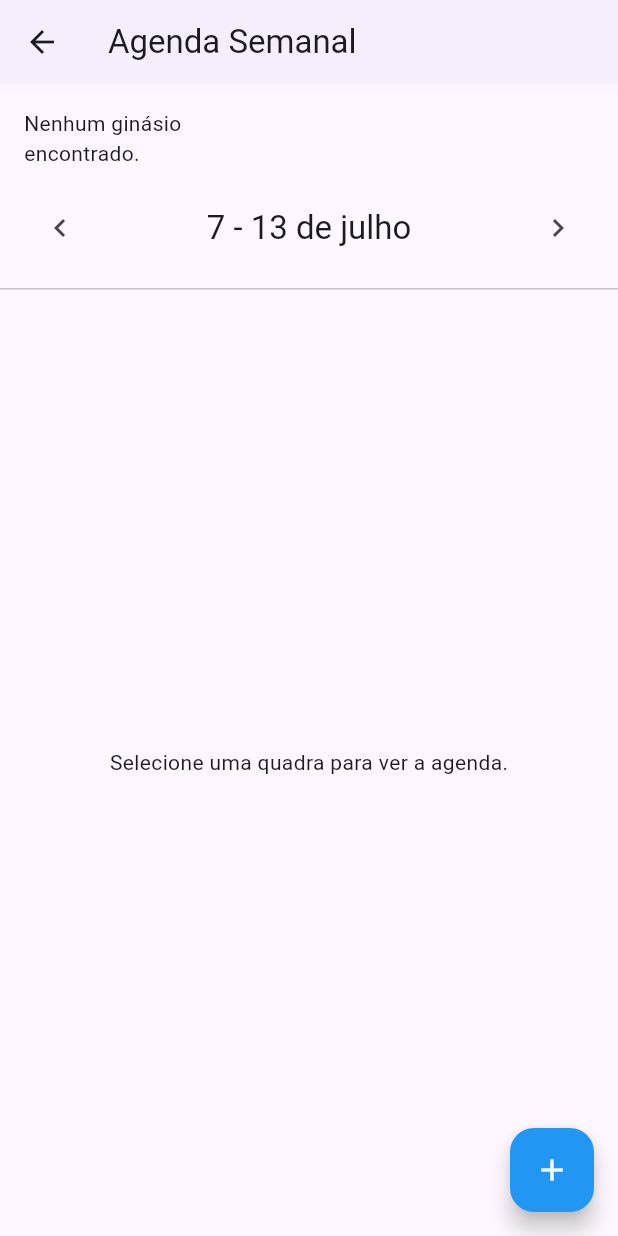
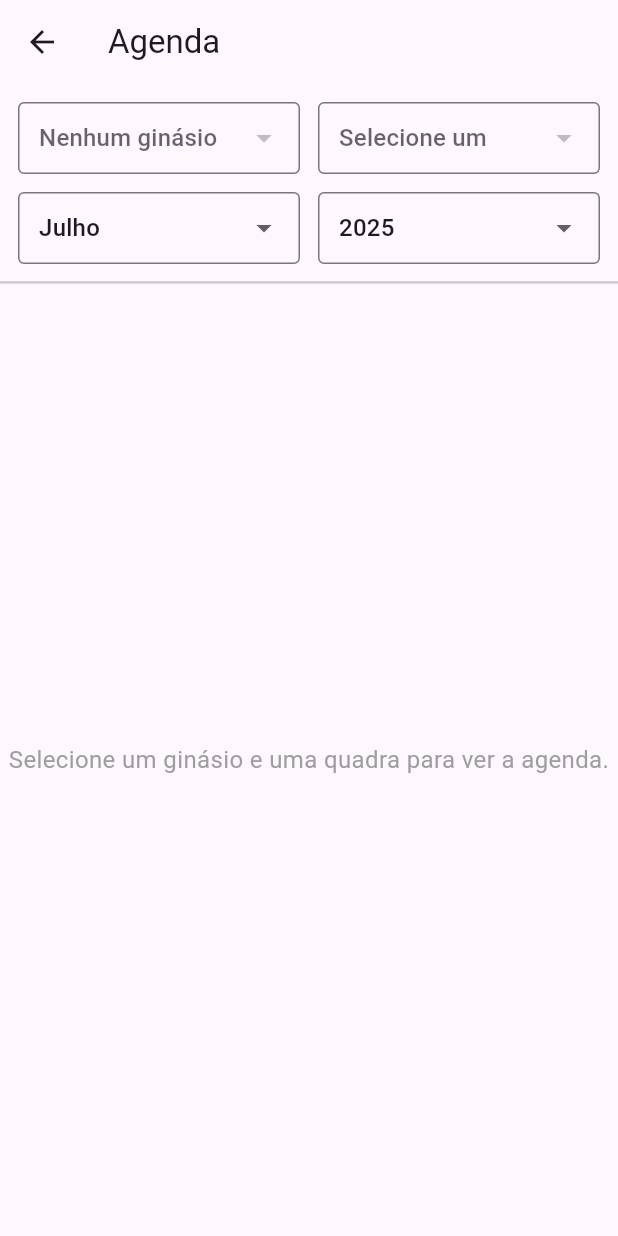
Before and after one commit to marandu-solutions/myapp, a Flutter app: the SchedulingScreen screen opened directly, on a phone screen of 412 x 824 dp. Run offline on Flutter 3.47's test engine with Material 3 defaults, Android fonts, the phone set to English and light mode, and no system bars; our stand-ins replace cloud_firestore, firebase_auth, firebase_core, firebase_storage, fl_chart, google_nav_bar and 2 more; accounts and stored records are empty.

```diff
--- a/lib/Screens/ Scheduling/Scheduling Screen/scheduling_screen.dart
+++ b/lib/Screens/ Scheduling/Scheduling Screen/scheduling_screen.dart
@@ -1,16 +1,15 @@
-// Arquivo: lib/Scheduling/SchedulingScreen/scheduling_screen.dart
+import 'package:flutter/material.dart';
+import 'package:syncfusion_flutter_calendar/calendar.dart';
+import 'package:intl/intl.dart'; // Importe para formatação de data
 
-import 'package:flutter/material.dart';
-import 'package:intl/intl.dart';
-
+// --- IMPORTAÇÕES DO SEU PROJETO ---
 import '../../../models/court_model.dart';
 import '../../../models/gym_model.dart';
 import '../../../models/reservation_model.dart';
 import '../../../services/court_service.dart';
 import '../../../services/gyms_service.dart';
 import '../../../services/reservataion_service.dart';
-import '../../Reservation/ReservationScreen/reservation_screen.dart';
-import 'components/week_schedule_view.dart';
+import '../../Reservation/ReservationDetails/reservation_details.dart';
 
 class SchedulingScreen extends StatefulWidget {
   const SchedulingScreen({Key? key}) : super(key: key);
@@ -20,210 +19,365 @@ class SchedulingScreen extends StatefulWidget {
 }
 
 class _SchedulingScreenState extends State<SchedulingScreen> {
+  // --- SERVICES ---
   final GymService _gymService = GymService();
   final CourtService _courtService = CourtService();
   final ReservationService _reservationService = ReservationService();
 
-  late Future<List<GymModel>> _gymsFuture;
-  Future<List<CourtModel>>? _courtsFuture;
-  Future<List<ReservationModel>>? _reservationsFuture;
-
+  // --- STATE MANAGEMENT ---
+  List<GymModel> _gyms = [];
+  List<CourtModel> _courts = [];
   GymModel? _selectedGym;
   CourtModel? _selectedCourt;
-  DateTime _focusedDate = DateTime.now();
+  bool _isLoadingGyms = true;
+  bool _isLoadingCourts = false;
+  bool _isCalendarLoading = false;
+
+  final Map<String, List<ReservationModel>> _cachedReservations = {};
+  final CalendarController _calendarController = CalendarController();
+  late DateTime _currentWeekStartDate;
+
+  // --- NOVO: Variáveis para seleção de Mês e Ano ---
+  int? _selectedMonth;
+  int? _selectedYear;
+
+  // Listas para os Dropdowns
+  final List<String> _months = [
+    'Janeiro', 'Fevereiro', 'Março', 'Abril', 'Maio', 'Junho',
+    'Julho', 'Agosto', 'Setembro', 'Outubro', 'Novembro', 'Dezembro'
+  ];
+  final List<int> _years = List.generate(5, (index) => DateTime.now().year - 2 + index); // Gera 5 anos (2 passados, atual, 2 futuros)
+
 
   @override
   void initState() {
     super.initState();
-    Intl.defaultLocale = 'pt_BR';
-    _loadInitialData();
+    final now = DateTime.now();
+    _currentWeekStartDate = _getStartOfWeek(now);
+
+    // Define a seleção inicial para o mês e ano atuais
+    _selectedMonth = now.month;
+    _selectedYear = now.year;
+
+    _loadGyms();
   }
 
-  void _loadInitialData() {
-    _gymsFuture = _gymService.getAllGyms();
-    _gymsFuture.then((gyms) {
-      if (gyms.isNotEmpty && mounted) {
-        _onGymSelected(gyms.first);
+  // --- LÓGICA DE DADOS ---
+
+  Future<void> _loadGyms() async {
+    try {
+      final gyms = await _gymService.getAllGyms();
+      if (mounted) {
+        setState(() {
+          _gyms = gyms;
+          _isLoadingGyms = false;
+        });
+      }
+    } catch (e) {
+      if (mounted) {
+        setState(() => _isLoadingGyms = false);
+        ScaffoldMessenger.of(context).showSnackBar(
+          SnackBar(content: Text('Erro ao carregar ginásios: $e')),
+        );
+      }
+    }
+  }
+
+  Future<void> _onGymSelected(GymModel? selectedGym) async {
+    if (selectedGym == null) return;
+    setState(() {
+      _selectedGym = selectedGym;
+      _selectedCourt = null;
+      _courts = [];
+      _isLoadingCourts = true;
+      _cachedReservations.clear();
+    });
+
+    try {
+      final courts = await _courtService.getCourtsForGym(selectedGym.id);
+      if (mounted) {
+        setState(() {
+          _courts = courts;
+          _isLoadingCourts = false;
+        });
+      }
+    } catch (e) {
+      if (mounted) {
+        setState(() => _isLoadingCourts = false);
+        ScaffoldMessenger.of(context).showSnackBar(
+          SnackBar(content: Text('Erro ao carregar quadras: $e')),
+        );
+      }
+    }
+  }
+
+  void _onCourtSelected(CourtModel? selectedCourt) {
+    setState(() {
+      _selectedCourt = selectedCourt;
+      _cachedReservations.clear();
+      if (selectedCourt != null) {
+        // Ao selecionar uma quadra, vai para a data selecionada nos dropdowns
+        _updateCalendarDisplayDate();
+        _fetchReservationsForWeek(_currentWeekStartDate);
       }
     });
   }
 
-  void _onGymSelected(GymModel gym) {
+  // --- NOVOS MÉTODOS para Mês e Ano ---
+  void _onMonthSelected(int? month) {
+    if (month == null) return;
     setState(() {
-      _selectedGym = gym;
-      _selectedCourt = null;
-      _reservationsFuture = null;
-      _courtsFuture = _courtService.getCourtsForGym(gym.id);
+      _selectedMonth = month;
     });
+    _updateCalendarDisplayDate();
   }
 
-  void _onCourtSelected(CourtModel court) {
+  void _onYearSelected(int? year) {
+    if (year == null) return;
     setState(() {
-      _selectedCourt = court;
-      _fetchReservationsForWeek();
+      _selectedYear = year;
     });
+    _updateCalendarDisplayDate();
   }
 
-  void _fetchReservationsForWeek() {
-    if (_selectedCourt == null) return;
-    final startOfWeek = _getStartOfWeek(_focusedDate);
-    setState(() {
-      _reservationsFuture = _reservationService.getReservationsForWeek(
-        _selectedCourt!.id,
-        startOfWeek,
-      );
-    });
-  }
-
-  DateTime _getStartOfWeek(DateTime date) {
-    return date.subtract(Duration(days: date.weekday - 1));
-  }
-
-  String _getWeekRangeTitle() {
-    final startOfWeek = _getStartOfWeek(_focusedDate);
-    final endOfWeek = startOfWeek.add(const Duration(days: 6));
-    if (startOfWeek.month == endOfWeek.month) {
-      return '${startOfWeek.day} - ${endOfWeek.day} de ${DateFormat.MMMM('pt_BR').format(endOfWeek)}';
-    }
-    return '${DateFormat('d MMM', 'pt_BR').format(startOfWeek)} - ${DateFormat('d MMM', 'pt_BR').format(endOfWeek)}';
-  }
-
-  // CORREÇÃO: Método adicionado de volta à classe
-  Future<void> _selectDate(BuildContext context) async {
-    final DateTime? picked = await showDatePicker(
-      context: context,
-      initialDate: _focusedDate,
-      firstDate: DateTime(2020),
-      lastDate: DateTime(2030),
-      locale: const Locale('pt', 'BR'),
-    );
-    if (picked != null && picked != _focusedDate) {
-      setState(() {
-        _focusedDate = picked;
-        _fetchReservationsForWeek(); // Busca reservas para a nova data
-      });
+  // Centraliza a lógica para atualizar a data de exibição do calendário
+  void _updateCalendarDisplayDate() {
+    if (_selectedYear != null && _selectedMonth != null) {
+      final newDate = DateTime(_selectedYear!, _selectedMonth!);
+      _calendarController.displayDate = newDate;
     }
   }
 
-  void _navigateAndCreateReservation() {
-    Navigator.push(
-      context,
-      MaterialPageRoute(
-        builder: (context) => const CreateReservationScreen(),
-      ),
-    ).then((_) {
-      _fetchReservationsForWeek();
+  Future<void> _fetchReservationsForWeek(DateTime weekDate) async {
+    if (_selectedCourt == null || _isCalendarLoading) return;
+    final courtId = _selectedCourt!.id;
+    final cacheKey = '$courtId-${weekDate.toIso8601String()}';
+    if (_cachedReservations.containsKey(cacheKey)) return;
+
+    setState(() => _isCalendarLoading = true);
+    try {
+      final reservations = await _reservationService.getReservationsForWeek(courtId, weekDate);
+      if (mounted) {
+        setState(() {
+          _cachedReservations[cacheKey] = reservations;
         });
       }
+    } catch (e) {
+      // Tratar erro
+    } finally {
+      if (mounted) {
+        setState(() => _isCalendarLoading = false);
+      }
+    }
+  }
+
+  void _onViewChanged(ViewChangedDetails details) {
+    final newWeekStartDate = _getStartOfWeek(details.visibleDates.first);
+
+    if (newWeekStartDate != _currentWeekStartDate) {
+      _currentWeekStartDate = newWeekStartDate;
+      // Atualiza os seletores de mês e ano para refletir a navegação
+      final displayDate = details.visibleDates.first.add(const Duration(days: 3));
+      if(displayDate.month != _selectedMonth || displayDate.year != _selectedYear){
+        setState(() {
+          _selectedMonth = displayDate.month;
+          _selectedYear = displayDate.year;
+        });
+      }
+      _fetchReservationsForWeek(newWeekStartDate);
+    }
+  }
+
+  void _onReservationTapped(CalendarTapDetails details) {
+    if (details.appointments == null || details.appointments!.isEmpty) return;
+    final ReservationModel reservation = details.appointments!.first.resourceIds!.first;
+
+    showModalBottomSheet(
+      context: context,
+      isScrollControlled: true,
+      backgroundColor: Colors.transparent,
+      builder: (context) => ReservationDetailsSheet(
+        reservation: reservation,
+        onActionCompleted: () {
+          final cacheKey = '${_selectedCourt!.id}-${_currentWeekStartDate.toIso8601String()}';
+          _cachedReservations.remove(cacheKey);
+          _fetchReservationsForWeek(_currentWeekStartDate);
+        },
+      ),
+    );
+  }
+
+  // --- MÉTODOS DE BUILD ---
 
   @override
   Widget build(BuildContext context) {
     return Scaffold(
       appBar: AppBar(
-        title: const Text('Agenda Semanal'),
-        backgroundColor: Theme.of(context).scaffoldBackgroundColor,
-        elevation: 1,
+        title: const Text('Agenda'),
+        actions: [
+          if (_selectedCourt != null)
+            IconButton(
+              icon: const Icon(Icons.today),
+              onPressed: () {
+                // O botão 'Hoje' agora também reseta os seletores
+                setState(() {
+                  _selectedMonth = DateTime.now().month;
+                  _selectedYear = DateTime.now().year;
+                });
+                _calendarController.displayDate = DateTime.now();
+              },
+            )
+        ],
       ),
       body: Column(
         children: [
-          Padding(
-            padding: const EdgeInsets.all(16.0),
-            child: Column(
+          _buildSelectorsPanel(),
+          const Divider(height: 1, thickness: 1.5),
+          Expanded(
+            child: _buildCalendarView(),
+          ),
+        ],
+      ),
+    );
+  }
+
+  // --- MÉTODO ATUALIZADO para incluir os novos seletores ---
+  Widget _buildSelectorsPanel() {
+    return Padding(
+      padding: const EdgeInsets.all(12.0),
+      child: Column( // Envolvido em uma Coluna
         children: [
-                Row(
-                  crossAxisAlignment: CrossAxisAlignment.start,
+          Row( // Linha 1: Ginásio e Quadra
             children: [
               Expanded(
-                      child: FutureBuilder<List<GymModel>>(
-                        future: _gymsFuture,
-                        builder: (context, snapshot) {
-                          if (snapshot.connectionState == ConnectionState.waiting) {
-                            return const Text('Carregando ginásios...');
-                          }
-                          if (!snapshot.hasData || snapshot.data!.isEmpty) {
-                            return const Text('Nenhum ginásio encontrado.');
-                          }
-                          return DropdownButtonFormField<GymModel>(
+                child: DropdownButtonFormField<GymModel>(
                   value: _selectedGym,
-                            decoration: const InputDecoration(labelText: 'Ginásio', border: OutlineInputBorder()),
-                            items: snapshot.data!.map((gym) => DropdownMenuItem(value: gym, child: Text(gym.nome))).toList(),
-                            onChanged: (gym) {
-                              if (gym != null) _onGymSelected(gym);
-                            },
-                          );
-                        },
+                  hint: const Text('Ginásio'),
+                  isExpanded: true,
+                  onChanged: _onGymSelected,
+                  items: _gyms.map((gym) => DropdownMenuItem(value: gym, child: Text(gym.nome, overflow: TextOverflow.ellipsis))).toList(),
+                  decoration: const InputDecoration(border: OutlineInputBorder(), contentPadding: EdgeInsets.symmetric(horizontal: 10, vertical: 8)),
+                  disabledHint: _isLoadingGyms ? const Text('Carregando...') : const Text('Nenhum ginásio'),
                 ),
               ),
-                    const SizedBox(width: 16),
+              const SizedBox(width: 12),
               Expanded(
-                      child: FutureBuilder<List<CourtModel>>(
-                        future: _courtsFuture,
-                        builder: (context, snapshot) {
-                          if (_selectedGym == null) return const SizedBox.shrink();
-                          if (snapshot.connectionState == ConnectionState.waiting) {
-                            return const LinearProgressIndicator();
-                          }
-                          if (!snapshot.hasData || snapshot.data!.isEmpty) {
-                            return const Text('Nenhuma quadra.');
-                          }
-                          return DropdownButtonFormField<CourtModel>(
+                child: DropdownButtonFormField<CourtModel>(
                   value: _selectedCourt,
-                            hint: const Text('Selecione'),
-                            decoration: const InputDecoration(labelText: 'Quadra', border: OutlineInputBorder()),
-                            items: snapshot.data!.map((court) => DropdownMenuItem(value: court, child: Text(court.name))).toList(),
-                            onChanged: (court) {
-                              if (court != null) _onCourtSelected(court);
-                            },
-                          );
-                        },
+                  hint: const Text('Quadra'),
+                  isExpanded: true,
+                  onChanged: _onCourtSelected,
+                  items: _courts.map((court) => DropdownMenuItem(value: court, child: Text(court.name, overflow: TextOverflow.ellipsis))).toList(),
+                  decoration: const InputDecoration(border: OutlineInputBorder(), contentPadding: EdgeInsets.symmetric(horizontal: 10, vertical: 8)),
+                  disabledHint: _isLoadingCourts ? const Text('Carregando...') : const Text('Selecione um ginásio'),
                 ),
               ),
             ],
           ),
-                const SizedBox(height: 16),
-                Row(
-                  mainAxisAlignment: MainAxisAlignment.spaceBetween,
+          const SizedBox(height: 12), // Espaçamento entre as linhas
+          Row( // Linha 2: Mês e Ano
             children: [
-                    IconButton(icon: const Icon(Icons.chevron_left), onPressed: () { setState(() { _focusedDate = _focusedDate.subtract(const Duration(days: 7)); _fetchReservationsForWeek(); }); }),
-                    InkWell(onTap: () => _selectDate(context), child: Text(_getWeekRangeTitle(), style: Theme.of(context).textTheme.titleLarge)),
-                    IconButton(icon: const Icon(Icons.chevron_right), onPressed: () { setState(() { _focusedDate = _focusedDate.add(const Duration(days: 7)); _fetchReservationsForWeek(); }); }),
+              Expanded(
+                child: DropdownButtonFormField<int>(
+                  value: _selectedMonth,
+                  hint: const Text('Mês'),
+                  isExpanded: true,
+                  onChanged: _onMonthSelected,
+                  items: List.generate(12, (index) => DropdownMenuItem(value: index + 1, child: Text(_months[index]))),
+                  decoration: const InputDecoration(border: OutlineInputBorder(), contentPadding: EdgeInsets.symmetric(horizontal: 10, vertical: 8)),
+                ),
+              ),
+              const SizedBox(width: 12),
+              Expanded(
+                child: DropdownButtonFormField<int>(
+                  value: _selectedYear,
+                  hint: const Text('Ano'),
+                  isExpanded: true,
+                  onChanged: _onYearSelected,
+                  items: _years.map((year) => DropdownMenuItem(value: year, child: Text(year.toString()))).toList(),
+                  decoration: const InputDecoration(border: OutlineInputBorder(), contentPadding: EdgeInsets.symmetric(horizontal: 10, vertical: 8)),
+                ),
+              ),
             ],
           ),
         ],
       ),
-          ),
-          const Divider(height: 1),
-          Expanded(
-            child: FutureBuilder<List<ReservationModel>>(
-              future: _reservationsFuture,
-              builder: (context, snapshot) {
-                if (_selectedCourt == null) {
-                  return const Center(child: Text('Selecione uma quadra para ver a agenda.'));
-                }
-                if (snapshot.connectionState == ConnectionState.waiting) {
-                  return const Center(child: CircularProgressIndicator());
-                }
-                if (snapshot.hasError) {
-                  return Center(child: Text('Erro: ${snapshot.error}'));
+    );
   }
 
-                final reservations = snapshot.data ?? [];
-                return WeekScheduleView(
-                  reservations: reservations,
-                  weekStartDate: _getStartOfWeek(_focusedDate),
-                  onActionCompleted: _fetchReservationsForWeek,
+  Widget _buildCalendarView() {
+    if (_selectedCourt == null) {
+      return const Center(
+        child: Text(
+          'Selecione um ginásio e uma quadra para ver a agenda.',
+          textAlign: TextAlign.center,
+          style: TextStyle(fontSize: 16, color: Colors.grey),
+        ),
       );
-              },
+    }
+
+    final cacheKey = '${_selectedCourt!.id}-${_currentWeekStartDate.toIso8601String()}';
+    final reservations = _cachedReservations[cacheKey] ?? [];
+
+    return Stack(
+      children: [
+        SfCalendar(
+          controller: _calendarController,
+          view: CalendarView.week,
+          firstDayOfWeek: 1, // Segunda-feira
+          dataSource: _ReservationDataSource(reservations),
+          onViewChanged: _onViewChanged,
+          onTap: _onReservationTapped,
+          headerDateFormat: 'MMMM yyyy',
+          timeSlotViewSettings: const TimeSlotViewSettings(
+            timeIntervalHeight: 60,
+            startHour: 0,
+            endHour: 24,
+            timeFormat: 'HH:mm',
+          ),
+        ),
+        if (_isCalendarLoading)
+          Container(
+            color: Colors.black.withOpacity(0.3),
+            child: const Center(
+              child: CircularProgressIndicator(
+                valueColor: AlwaysStoppedAnimation<Color>(Colors.white),
+              ),
             ),
           ),
       ],
-      ),
-      floatingActionButton: FloatingActionButton(
-        onPressed: _navigateAndCreateReservation,
-        backgroundColor: Colors.blue,
-        child: const Icon(Icons.add, color: Colors.white),
-        tooltip: 'Novo Agendamento',
-      ),
     );
   }
+
+  // Corrigido para semanas que começam na segunda-feira (firstDayOfWeek: 1)
+  DateTime _getStartOfWeek(DateTime date) {
+    return date.subtract(Duration(days: date.weekday - 1));
   }
+}
+
+class _ReservationDataSource extends CalendarDataSource {
+  _ReservationDataSource(List<ReservationModel> source) {
+    appointments = source.map((reservation) {
+      return Appointment(
+        startTime: reservation.startTime,
+        endTime: reservation.endTime,
+        subject: reservation.title,
+        color: _getReservationColor(reservation.status),
+        resourceIds: [reservation],
+      );
+    }).toList();
+  }
+
+  @override
+  Object? getResource(int index) => appointments![index].resourceIds?.first;
+
+  Color _getReservationColor(String status) {
+    switch (status) {
+      case 'confirmada': return Colors.blue.shade400;
+      case 'pendente': return Colors.orange.shade400;
+      case 'bloqueado': return Colors.grey.shade500;
+      case 'cancelada': return Colors.red.shade300;
+      default: return Colors.blue.shade300;
+    }
+  }
+}
--- a/pubspec.yaml
+++ b/pubspec.yaml
@@ -40,8 +40,10 @@ dependencies:
   google_nav_bar: ^5.0.7
   image_picker: ^1.1.2
   firebase_storage: ^12.4.9
-  intl: ^0.20.2
+  intl: ^0.19.0
   fl_chart: ^1.0.0
+  syncfusion_flutter_calendar: ^29.2.5
+  flutter_localization: ^0.3.3
 
 dev_dependencies:
   flutter_test:
```
Also changed, not shown: lib/main.dart (+15 -2 lines), pubspec.lock. Lines whose indentation alone changed are shown as unchanged.
